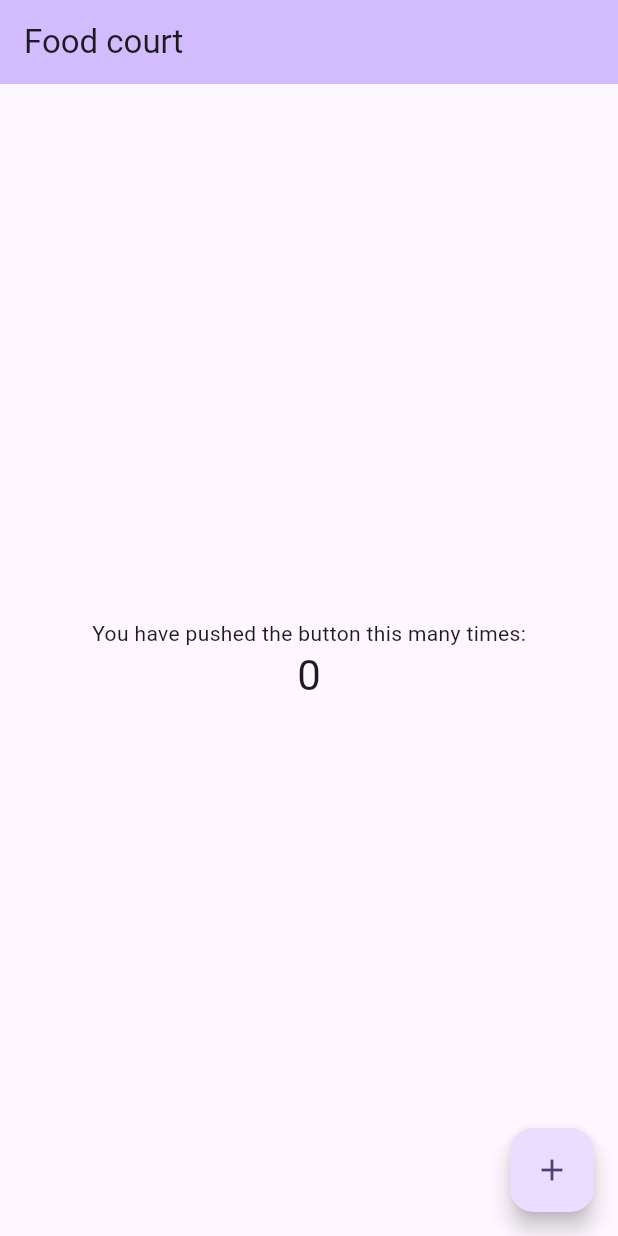
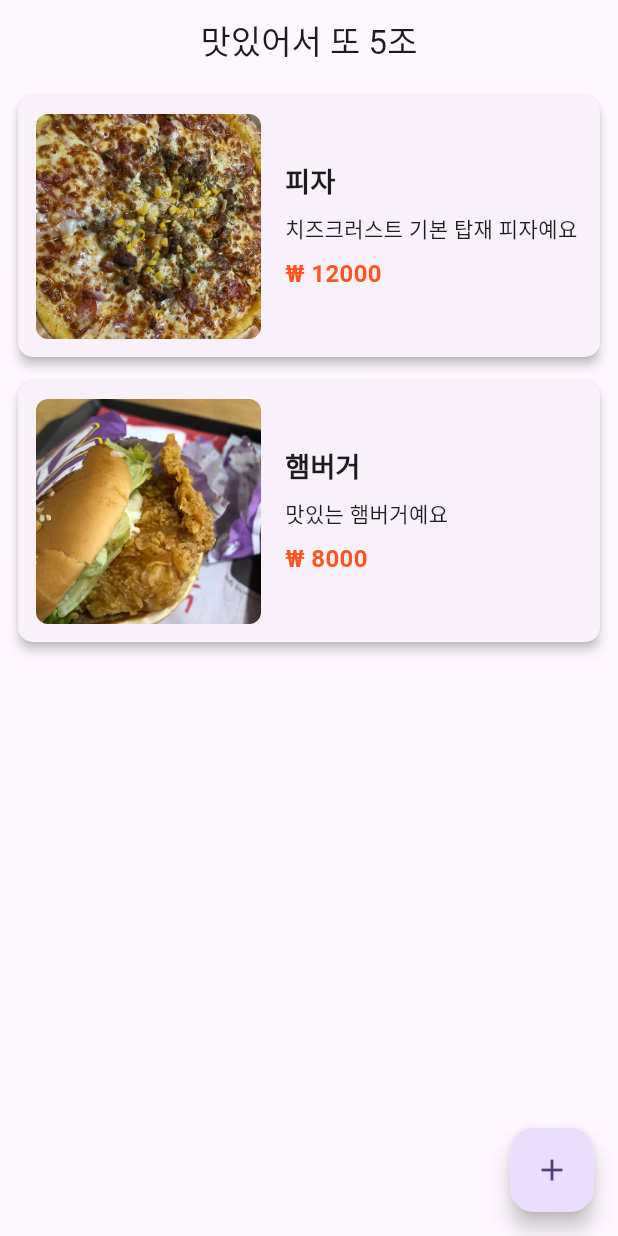
Before and after one commit to jek1m/testteamprtc, a Flutter app: the screen it shows after launch, on a phone screen of 412 x 824 dp. Run offline on Flutter 3.47's test engine with Material 3 defaults, Android fonts, the phone set to English and light mode, and no system bars.

Commit message:
food_list_page.dart 기능 구현

```diff
--- /dev/null
+++ b/food_project/lib/add_food_page.dart
@@ -0,0 +1,17 @@
+import 'package:flutter/material.dart';
+
+class AddFoodPage extends StatelessWidget {
+  final TextEditingController nameController = TextEditingController();
+  final TextEditingController descriptionController = TextEditingController();
+  final TextEditingController priceController = TextEditingController();
+  final TextEditingController imageController = TextEditingController();
+
+  AddFoodPage({super.key});
+
+  @override
+  Widget build(BuildContext context) {
+    return Scaffold(
+      appBar: AppBar(title: const Text('음식 추가')),
+    );
+  }
+}
--- /dev/null
+++ b/food_project/lib/food_detail_page.dart
@@ -0,0 +1,15 @@
+import 'package:flutter/material.dart';
+
+class FoodDetailPage extends StatelessWidget {
+  final Map<String, String> food;
+
+  const FoodDetailPage({Key? key, required this.food}) : super(key: key);
+
+  @override
+  Widget build(BuildContext context) {
+    return Scaffold(
+      appBar: AppBar(title: Text(food['name']!)),
+
+    );
+  }
+}
--- /dev/null
+++ b/food_project/lib/food_list_page.dart
@@ -0,0 +1,123 @@
+import 'package:flutter/material.dart';
+import 'add_food_page.dart';
+import 'food_detail_page.dart';
+
+class FoodListPage extends StatefulWidget {
+  const FoodListPage({super.key});
+
+  @override
+  State<FoodListPage> createState() => _FoodListPageState();
+}
+
+class _FoodListPageState extends State<FoodListPage> {
+  List<Map<String, String>> foods = [ // 음식 리스트
+    {'name': '피자', 'description': '치즈크러스트 기본 탑재 피자예요', 'image': 'assets/pizza.jpg', 'price' : '12000'},
+    {'name': '햄버거', 'description': '맛있는 햄버거예요', 'image': 'assets/hamburger.jpg', 'price' : '8000'},
+  ];
+
+  @override
+  Widget build(BuildContext context) {
+    return Scaffold(
+      appBar: AppBar(
+        title: const Text('맛있어서 또 5조'),
+        centerTitle: true,
+        ),
+      body: Column(
+        children: [
+          Expanded(
+            child: foods.isEmpty // foods 리스트가 비었다면 상품이 없습니다. 라는 문구가 나오게 예외처리
+                ? const Center(
+                    child: Text(
+                      '상품이 없습니다.',
+                      style: TextStyle(fontSize: 18, fontWeight: FontWeight.bold),
+                    ),
+                  )
+                : ListView.builder( // listview 사용
+                    itemCount: foods.length,
+                    itemBuilder: (context, index) {
+                      final food = foods[index];
+                      return GestureDetector(
+                        onTap: () {
+                          Navigator.push(
+                            context,
+                            MaterialPageRoute(
+                              builder: (context) => FoodDetailPage(food: food),
+                            ),
+                          );
+                        },
+                        child: Card(
+                          margin: const EdgeInsets.symmetric(horizontal: 12, vertical: 8),
+                          elevation: 3,
+                          shape: RoundedRectangleBorder(
+                            borderRadius: BorderRadius.circular(10),
+                          ),
+                          child: Padding(
+                            padding: const EdgeInsets.all(12.0),
+                            child: Row(
+                              children: [
+                                ClipRRect(
+                                  borderRadius: BorderRadius.circular(8),
+                                  child: Image.asset(
+                                    food['image']!,
+                                    width: 150,
+                                    height: 150,
+                                    fit: BoxFit.cover,
+                                  ),
+                                ),
+                                const SizedBox(width: 16),
+                                Expanded(
+                                  child: Column(
+                                    crossAxisAlignment: CrossAxisAlignment.start,
+                                    children: [
+                                      Text(
+                                        food['name']!,
+                                        style: const TextStyle(
+                                          fontSize: 18,
+                                          fontWeight: FontWeight.bold,
+                                        ),
+                                      ),
+                                      const SizedBox(height: 8),
+                                      Text(
+                                        food['description']!,
+                                        style: const TextStyle(fontSize: 14),
+                                      ),
+                                      const SizedBox(height: 8),
+                                      Text(
+                                        '₩ ${food['price']}',
+                                        style: const TextStyle(
+                                          fontSize: 16,
+                                          fontWeight: FontWeight.bold,
+                                          color: Colors.deepOrange,
+                                        ),
+                                      ),
+                                    ],
+                                  ),
+                                ),
+                              ],
+                            ),
+                          ),
+                        ),
+                      );
+                    },
+                  ),
+          ),
+        ],
+      ),
+      floatingActionButton: FloatingActionButton(
+        onPressed: () async {
+          final newFood = await Navigator.push(
+            context,
+            MaterialPageRoute(builder: (context) => AddFoodPage()),
+          );
+
+          if (newFood != null && newFood is Map<String, String>) {
+            setState(() {
+              foods.add(newFood);
+            });
+          }
+        },
+        child: const Icon(Icons.add),
+      ),
+    );
+  }
+}
--- a/food_project/lib/main.dart
+++ b/food_project/lib/main.dart
@@ -1,4 +1,5 @@
 import 'package:flutter/material.dart';
+import 'food_list_page.dart';
 
 void main() {
   runApp(const MyApp());
@@ -12,113 +13,10 @@ class MyApp extends StatelessWidget {
     return MaterialApp(
       title: 'Flutter Demo',
       theme: ThemeData(
-        // This is the theme of your application.
-        //
-        // TRY THIS: Try running your application with "flutter run". You'll see
-        // the application has a purple toolbar. Then, without quitting the app,
-        // try changing the seedColor in the colorScheme below to Colors.green
-        // and then invoke "hot reload" (save your changes or press the "hot
-        // reload" button in a Flutter-supported IDE, or press "r" if you used
-        // the command line to start the app).
-        //
-        // Notice that the counter didn't reset back to zero; the application
-        // state is not lost during the reload. To reset the state, use hot
-        // restart instead.
-        //
-        // This works for code too, not just values: Most code changes can be
-        // tested with just a hot reload.
         colorScheme: ColorScheme.fromSeed(seedColor: Colors.deepPurple),
         useMaterial3: true,
       ),
-      home: const MyHomePage(title: 'Food court'),
+      home: const FoodListPage(),
     );
   }
 }
-
-class MyHomePage extends StatefulWidget {
-  const MyHomePage({super.key, required this.title});
-
-  // This widget is the home page of your application. It is stateful, meaning
-  // that it has a State object (defined below) that contains fields that affect
-  // how it looks.
-
-  // This class is the configuration for the state. It holds the values (in this
-  // case the title) provided by the parent (in this case the App widget) and
-  // used by the build method of the State. Fields in a Widget subclass are
-  // always marked "final".
-
-  final String title;
-
-  @override
-  State<MyHomePage> createState() => _MyHomePageState();
-}
-
-class _MyHomePageState extends State<MyHomePage> {
-  int _counter = 0;
-
-  void _incrementCounter() {
-    setState(() {
-      // This call to setState tells the Flutter framework that something has
-      // changed in this State, which causes it to rerun the build method below
-      // so that the display can reflect the updated values. If we changed
-      // _counter without calling setState(), then the build method would not be
-      // called again, and so nothing would appear to happen.
-      _counter++;
-    });
-  }
-
-  @override
-  Widget build(BuildContext context) {
-    // This method is rerun every time setState is called, for instance as done
-    // by the _incrementCounter method above.
-    //
-    // The Flutter framework has been optimized to make rerunning build methods
-    // fast, so that you can just rebuild anything that needs updating rather
-    // than having to individually change instances of widgets.
-    return Scaffold(
-      appBar: AppBar(
-        // TRY THIS: Try changing the color here to a specific color (to
-        // Colors.amber, perhaps?) and trigger a hot reload to see the AppBar
-        // change color while the other colors stay the same.
-        backgroundColor: Theme.of(context).colorScheme.inversePrimary,
-        // Here we take the value from the MyHomePage object that was created by
-        // the App.build method, and use it to set our appbar title.
-        title: Text(widget.title),
-      ),
-      body: Center(
-        // Center is a layout widget. It takes a single child and positions it
-        // in the middle of the parent.
-        child: Column(
-          // Column is also a layout widget. It takes a list of children and
-          // arranges them vertically. By default, it sizes itself to fit its
-          // children horizontally, and tries to be as tall as its parent.
-          //
-          // Column has various properties to control how it sizes itself and
-          // how it positions its children. Here we use mainAxisAlignment to
-          // center the children vertically; the main axis here is the vertical
-          // axis because Columns are vertical (the cross axis would be
-          // horizontal).
-          //
-          // TRY THIS: Invoke "debug painting" (choose the "Toggle Debug Paint"
-          // action in the IDE, or press "p" in the console), to see the
-          // wireframe for each widget.
-          mainAxisAlignment: MainAxisAlignment.center,
-          children: <Widget>[
-            const Text(
-              'You have pushed the button this many times:',
-            ),
-            Text(
-              '$_counter',
-              style: Theme.of(context).textTheme.headlineMedium,
-            ),
-          ],
-        ),
-      ),
-      floatingActionButton: FloatingActionButton(
-        onPressed: _incrementCounter,
-        tooltip: 'Increment',
-        child: const Icon(Icons.add),
-      ), // This trailing comma makes auto-formatting nicer for build methods.
-    );
-  }
-}
--- a/food_project/pubspec.yaml
+++ b/food_project/pubspec.yaml
@@ -61,7 +61,7 @@ flutter:
   # To add assets to your application, add an assets section, like this:
   assets:
     - assets/
-  #   - images/a_dot_ham.jpeg
+
 
   # An image asset can refer to one or more resolution-specific "variants", see
   # https://flutter.dev/to/resolution-aware-images
```
Also changed, not shown: food_project/assets/ricesoup.png (added).
